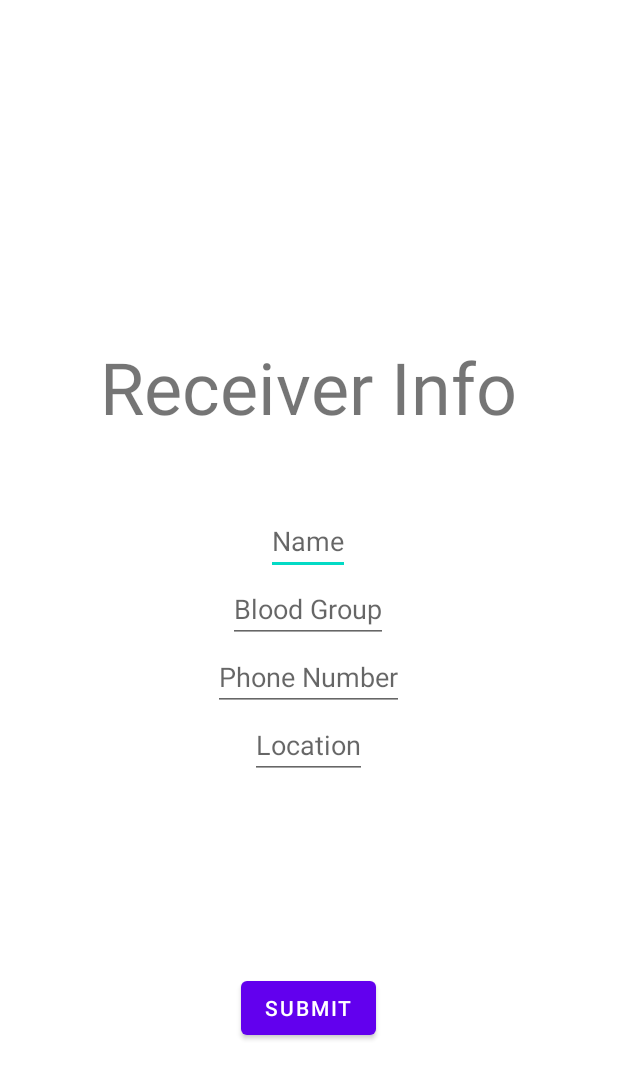
After one commit to NIrajan-15/Life-Plus, an Android app: the layout activity_receiver.xml on its own in the app's theme, with its tools: preview values and no code run, on a phone screen of 412 x 824 dp. The commit adds this screen. Shown: the top 1079 px of the screen. Run offline under Robolectric (Android 15) with nearby library versions, the phone set to English and light mode, and no system bars.

Commit message:
Add receiver info form

```diff
--- /dev/null
+++ b/app/src/main/res/layout/activity_receiver.xml
@@ -0,0 +1,63 @@
+<?xml version="1.0" encoding="utf-8"?>
+<LinearLayout xmlns:android="http://schemas.android.com/apk/res/android"
+    xmlns:app="http://schemas.android.com/apk/res-auto"
+    xmlns:tools="http://schemas.android.com/tools"
+    android:layout_width="match_parent"
+    android:layout_height="match_parent"
+    android:background="@drawable/bglogin"
+    android:gravity="center"
+    android:orientation="vertical"
+    tools:context=".MainActivity">
+
+    <TextView
+        android:layout_width="wrap_content"
+        android:layout_height="wrap_content"
+        android:text="@string/receiver_info"
+        android:layout_weight="2"
+        android:gravity="bottom"
+        android:paddingBottom="48dp"
+        android:textSize="48sp"
+        />
+
+    <LinearLayout
+        android:layout_width="wrap_content"
+        android:layout_height="wrap_content"
+        android:orientation="vertical"
+        android:layout_weight="1"
+        android:gravity="center_horizontal">
+
+        <EditText
+            android:id="@+id/receiver_name"
+            android:layout_width="wrap_content"
+            android:layout_height="wrap_content"
+            android:hint="@string/name"
+            />
+        <EditText
+            android:id="@+id/blood_group"
+            android:layout_width="wrap_content"
+            android:layout_height="wrap_content"
+            android:hint="@string/blood"
+            />
+        <EditText
+            android:id="@+id/phone"
+            android:layout_width="wrap_content"
+            android:layout_height="wrap_content"
+            android:hint="@string/contact"
+            />
+        <EditText
+            android:id="@+id/location"
+            android:layout_width="wrap_content"
+            android:layout_height="wrap_content"
+            android:hint="@string/location"
+            />
+
+    </LinearLayout>
+
+    <Button
+        android:layout_width="wrap_content"
+        android:layout_height="wrap_content"
+        android:text="@string/submit"
+        android:layout_marginTop="16dp"
+        android:layout_marginBottom="128dp"
+        />
+</LinearLayout>
--- a/app/src/main/res/values/strings.xml
+++ b/app/src/main/res/values/strings.xml
@@ -11,4 +11,8 @@
     <string name="submit">Submit</string>
     <string name="receive">Receive</string>
     <string name="donate">Donate</string>
+    <string name="receiver_info">Receiver Info</string>
+    <string name="blood">Blood Group</string>
+    <string name="contact">Phone Number</string>
+    <string name="location">Location</string>
 </resources>
```
Also changed, not shown: app/src/main/res/layout/register_main.xml (+11 -73 lines).
